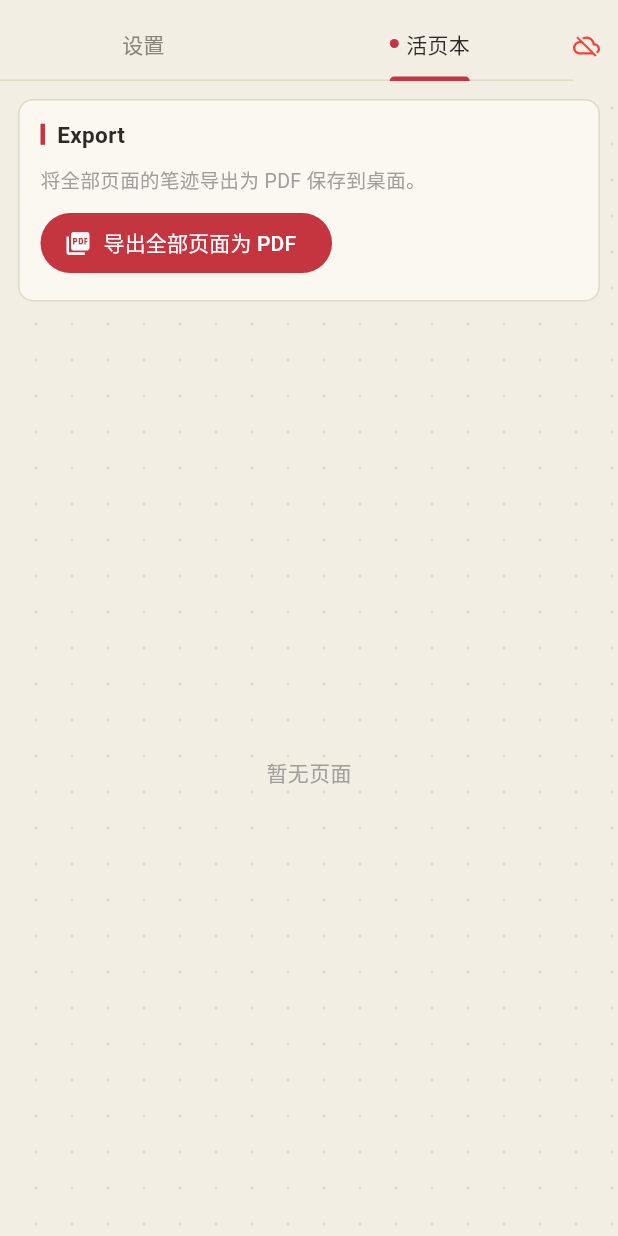
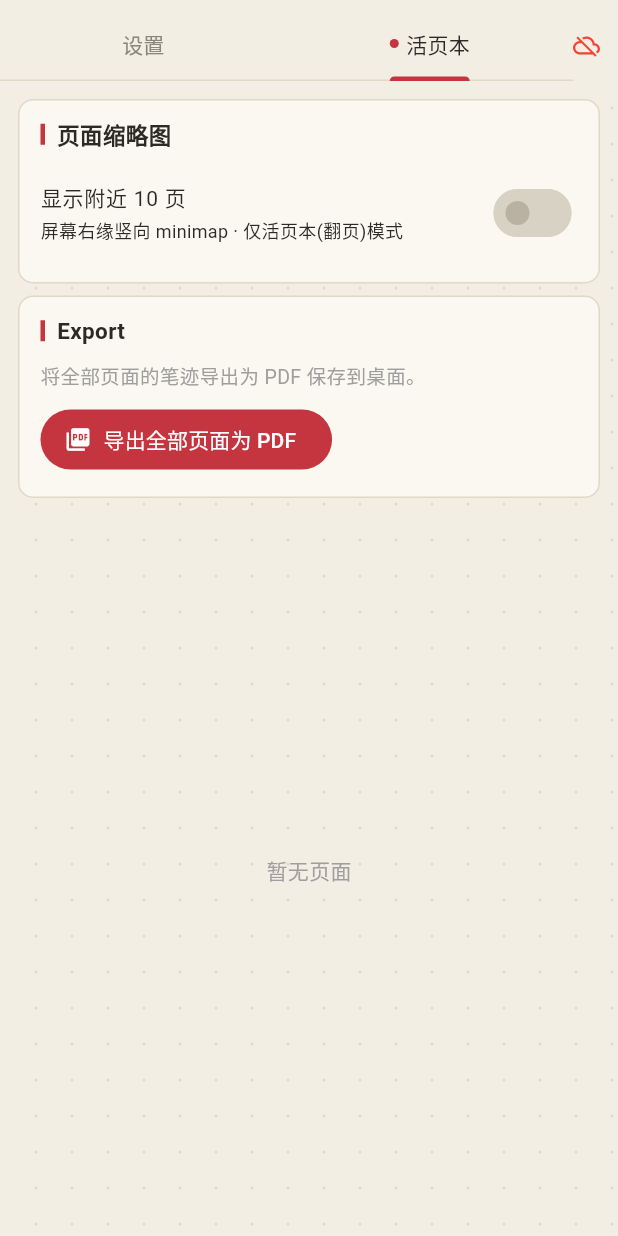
Before and after one commit to liuluopeng/glaspen2, a Flutter app: the screen it shows after launch, tab 2 chosen, on a phone screen of 412 x 824 dp. Run offline on Flutter 3.47's test engine with Material 3 defaults, Android fonts, the phone set to English and light mode, and no system bars; missing offline and left inert: dart:ffi; Roboto replaces fonts that are missing (LXGWWenKaiMono).

Commit message:
feat(settings): minimap moves to 活页本 tab, vertical right-edge layout
- 页面缩略图 switch relocated from Options into the 活页本 tab
- minimap redesigned vertical (VS Code style): right edge, 64×40 thumbs
  stacked top-down, current page red-highlighted with page number
- grid: every 4th line is a slightly stronger major line (分界线) in
  both modes; infinite grid spacing now scales with lens zoom
- page mode: 连续滚动 toggle — arrow keys slide the view (clamped to
  ±1 screen) so the view can park between two pages; J/K still flip
  full pages; offset resets on page switch

```diff
--- a/flutter_settings/lib/main.dart
+++ b/flutter_settings/lib/main.dart
@@ -957,6 +957,20 @@ class _SettingsPageState extends State<SettingsPage> with SingleTickerProviderSt
       children: [
         Padding(
           padding: const EdgeInsets.fromLTRB(12, 12, 12, 4),
+          child: _buildSection('页面缩略图', SwitchListTile(
+            title: const Text('显示附近 10 页', style: TextStyle(fontSize: 14)),
+            subtitle: const Text('屏幕右缘竖向 minimap · 仅活页本(翻页)模式', style: TextStyle(fontSize: 12)),
+            value: _minimapEnabled,
+            dense: true,
+            contentPadding: EdgeInsets.zero,
+            onChanged: (v) {
+              setState(() => _minimapEnabled = v);
+              _setSetting('minimap', v);
+            },
+          )),
+        ),
+        Padding(
+          padding: const EdgeInsets.fromLTRB(12, 4, 12, 4),
           child: _buildSection('Export', _buildExportButtons()),
         ),
         // Page grid
@@ -1448,18 +1462,7 @@ class _SettingsPageState extends State<SettingsPage> with SingleTickerProviderSt
             _setSetting('outline', v);
           },
         ),
-        if (Platform.isMacOS && !_infiniteCanvas)
-          SwitchListTile(
-            title: const Text('页面缩略图', style: TextStyle(fontSize: 15)),
-            subtitle: const Text('屏幕上方显示附近 10 页的 minimap(翻页模式)', style: TextStyle(fontSize: 12)),
-            value: _minimapEnabled,
-            dense: true,
-            contentPadding: EdgeInsets.zero,
-            onChanged: (v) {
-              setState(() => _minimapEnabled = v);
-              _setSetting('minimap', v);
-            },
-          ),
+        // 页面缩略图(minimap)开关已移到「活页本」tab
         // 无限画布模式由 tab 承载:活页本=翻页模式,自由涂鸦=无限画布
         // (选中 tab 的红线下方,模式 tab 上有一颗小圆点)
 
```
Also changed, not shown: 1 other file.
